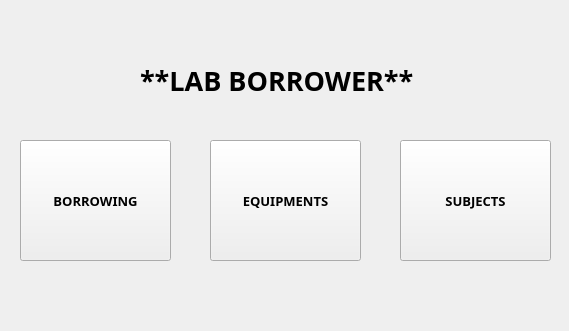
markytools/sume-borrower-app, file homedisplay.ui: the form before one commit.
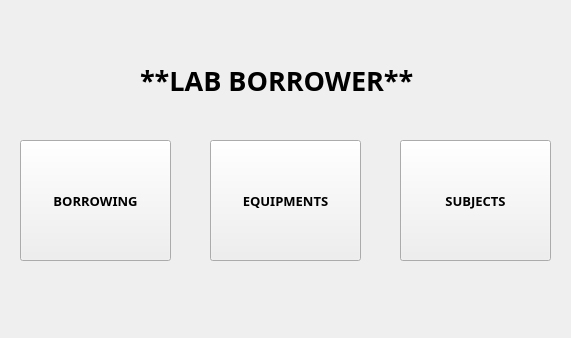
The form after the commit.

Diff of the .ui file:
```diff
--- a/homedisplay.ui
+++ b/homedisplay.ui
@@ -6,14 +6,14 @@
    <rect>
     <x>0</x>
     <y>0</y>
-    <width>569</width>
-    <height>331</height>
+    <width>571</width>
+    <height>338</height>
    </rect>
   </property>
   <property name="minimumSize">
    <size>
-    <width>400</width>
-    <height>300</height>
+    <width>571</width>
+    <height>338</height>
    </size>
   </property>
   <property name="maximumSize">
```
